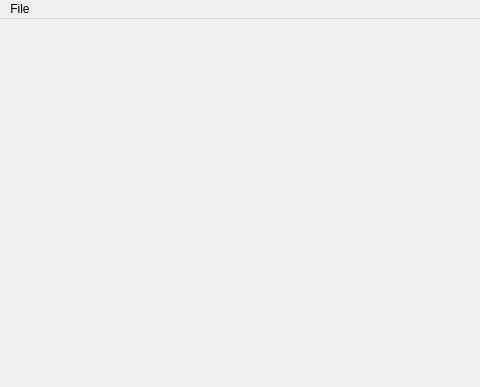
bkloppenborg/simtoi, file src/ui/CUI.ui: the form before one commit; both pictures show x 0 to 480 and y 0 to 387 of the 800 by 600 pixel window.
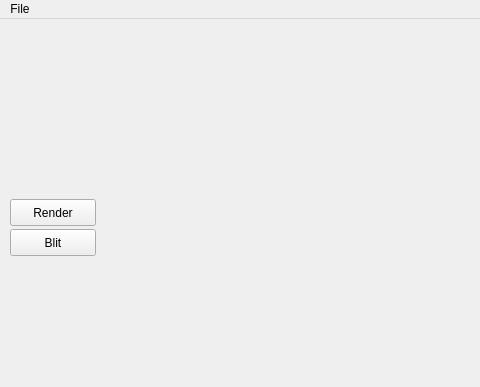
The form after the commit. Custom widgets are drawn as their Qt base class.

What changed in the file:
```diff
--- a/src/ui/CUI.ui
+++ b/src/ui/CUI.ui
@@ -24,6 +24,32 @@
      </rect>
     </property>
    </widget>
+   <widget class="QPushButton" name="btnRender">
+    <property name="geometry">
+     <rect>
+      <x>10</x>
+      <y>180</y>
+      <width>86</width>
+      <height>27</height>
+     </rect>
+    </property>
+    <property name="text">
+     <string>Render</string>
+    </property>
+   </widget>
+   <widget class="QPushButton" name="btnBlit">
+    <property name="geometry">
+     <rect>
+      <x>10</x>
+      <y>210</y>
+      <width>86</width>
+      <height>27</height>
+     </rect>
+    </property>
+    <property name="text">
+     <string>Blit</string>
+    </property>
+   </widget>
   </widget>
   <widget class="QMenuBar" name="menubar">
    <property name="geometry">
```
